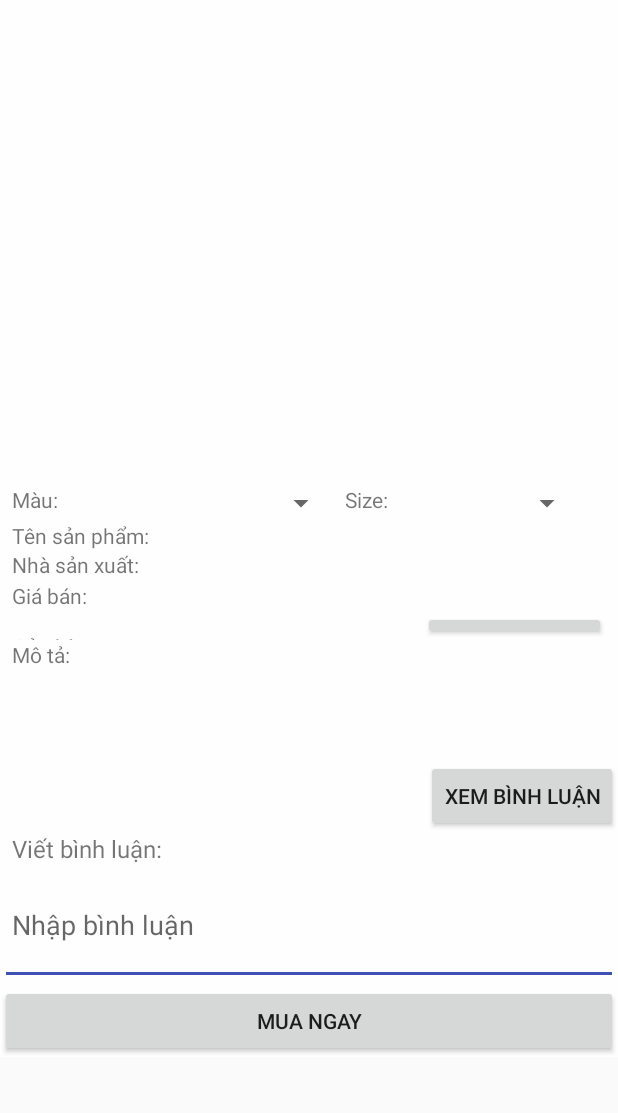
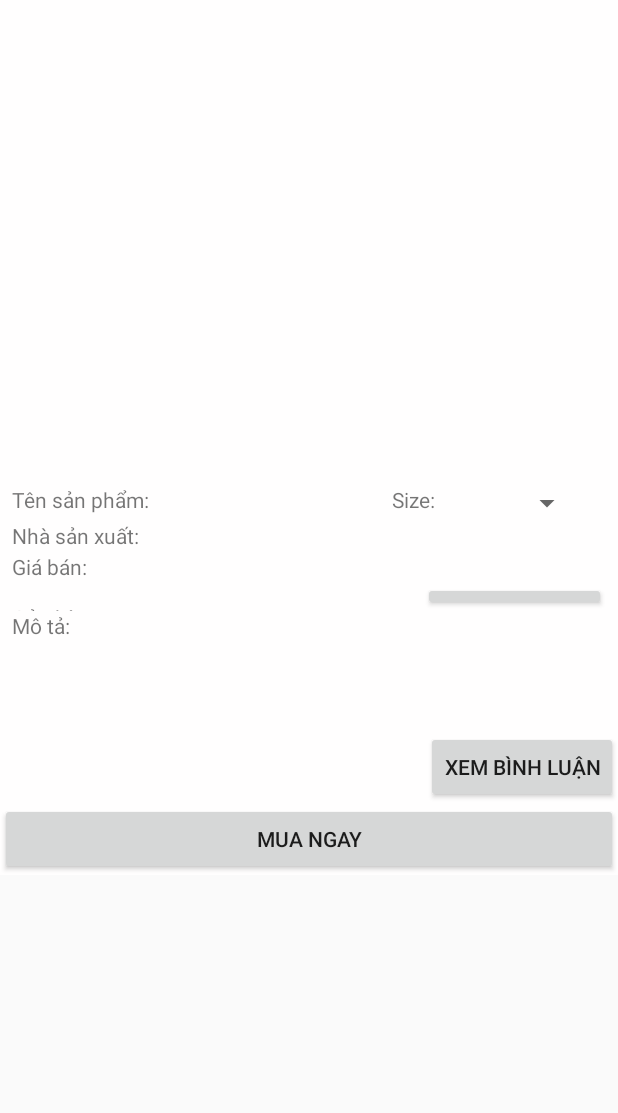
Before and after one commit to khanhkk/ShoesShopProject, an Android app: the Info_product screen opened directly, with no data from a screen before it, on a phone screen of 412 x 824 dp, the part 84-1197 px from its top. Run offline under Robolectric (Android 15) with nearby library versions, the phone set to English and light mode, and no system bars; our stand-ins replace Firebase (no records; nobody signed in at launch, a user with empty details on screens opened directly); 5 statements that could not run were skipped.

Commit message:
Revert "Merge branch 'master' of https://github.com/khanhkk/ShoesShopProject"
This reverts commit 7fcb2b075df64dbe6d27fb3e2e3f5b23d8ce02bf, reversing
changes made to 3a3198722a09cfdd9d8896f81a2691d7f97f4a3f.

```diff
--- a/Project/ShoesShopProject/app/src/main/java/tdc/edu/vn/shoesshop/Bao/PersonalOfClientLoginedFragment.java
+++ b/Project/ShoesShopProject/app/src/main/java/tdc/edu/vn/shoesshop/Bao/PersonalOfClientLoginedFragment.java
@@ -23,7 +23,7 @@ import tdc.edu.vn.shoesshop.R;
 import tdc.edu.vn.shoesshop.Sang.ChangePassword;
 import tdc.edu.vn.shoesshop.Sang.ListOder;
 
-public class   PersonalOfClientLoginedFragment extends Fragment {
+public class PersonalOfClientLoginedFragment extends Fragment {
     FirebaseUser user = FirebaseAuth.getInstance().getCurrentUser();
     DatabaseReference database = FirebaseDatabase.getInstance().getReference();
     TextView nameClient;
--- a/Project/ShoesShopProject/app/src/main/java/tdc/edu/vn/shoesshop/Toan/Info_product.java
+++ b/Project/ShoesShopProject/app/src/main/java/tdc/edu/vn/shoesshop/Toan/Info_product.java
@@ -10,7 +10,6 @@ import android.support.v7.app.AppCompatActivity;
 import android.support.v7.widget.Toolbar;
 import android.util.Log;
 import android.view.View;
-import android.widget.AdapterView;
 import android.widget.ArrayAdapter;
 import android.widget.Button;
 import android.widget.ImageView;
@@ -52,13 +51,10 @@ public class Info_product extends AppCompatActivity {
     //private ArrayList<Product> list = new ArrayList<>();
     private ArrayList<Shop> listShop = new ArrayList<>();
     private ArrayAdapter<Integer> adapter;
-    private ArrayAdapter<String> adapter1;
     private ArrayList<Integer> listSize = new ArrayList<>();
-    private ArrayList<String> listColor = new ArrayList<>();
-    private ArrayList<ProductDetail> listProductDetail = new ArrayList<>();
     Button btnXemThem, btnBinhLuan, btnMuaHang;
     TextView tensp, nsx, sells, costs, tencuahang, mota;
-    Spinner spinner, spinner1;
+    Spinner spinner;
     Bundle bundle, bundleShop;
     public static Product pro;
     // BillAdapter billAdapter;
@@ -79,54 +75,10 @@ public class Info_product extends AppCompatActivity {
 
 //      spinner
         spinner = (Spinner) findViewById(R.id.spinner1);
-        spinner1 = (Spinner) findViewById(R.id.spinner2);
         adapter = new ArrayAdapter<>(this, android.R.layout.simple_spinner_item, listSize);
         adapter.setDropDownViewResource(android.R.layout.simple_list_item_single_choice);
+
         spinner.setAdapter(adapter);
-
-        adapter1 = new ArrayAdapter<>(this, android.R.layout.simple_spinner_item, listColor);
-        adapter1.setDropDownViewResource(android.R.layout.simple_list_item_single_choice);
-
-        spinner1.setAdapter(adapter1);
-        spinner.setOnItemSelectedListener(new AdapterView.OnItemSelectedListener() {
-            @Override
-            public void onItemSelected(AdapterView<?> parent, View view, int position, long id) {
-                for (ProductDetail productDetail : listProductDetail) {
-                    Log.d("proDetial:", productDetail.getColor());
-                    Log.d("select:", spinner.getSelectedItem().toString());
-                    if (spinner.getSelectedItem().toString().equals(productDetail.getSize())) {
-                        listColor.add(productDetail.getColor());
-                        adapter1.notifyDataSetChanged();
-                      //  spinner1.setPrompt(productDetail.getColor());
-                    }
-                }
-
-            }
-
-            @Override
-            public void onNothingSelected(AdapterView<?> parent) {
-
-            }
-        });
-//        spinner1.setOnItemSelectedListener(new AdapterView.OnItemSelectedListener() {
-//            @Override
-//            public void onItemSelected(AdapterView<?> parent, View view, int position, long id) {
-//                for (ProductDetail productDetail : listProductDetail) {
-//                    if (spinner1.getSelectedItem().toString().equals((productDetail.getColor()))) {
-////                        listSize.clear();
-////                        listSize.add(productDetail.getSize());
-////                        adapter.notifyDataSetChanged();
-//                     //   spinner.setPrompt(String.valueOf(productDetail.getSize()));
-//                    }
-//                }
-//            }
-//
-//            @Override
-//            public void onNothingSelected(AdapterView<?> parent) {
-//
-//            }
-//        });
-
 
 //        TextView
         tensp = (TextView) findViewById(R.id.tensanpham);
@@ -360,7 +312,6 @@ public class Info_product extends AppCompatActivity {
             @Override
             public void onChildAdded(DataSnapshot dataSnapshot, String s) {
                 ProductDetail productDetail = dataSnapshot.getValue(ProductDetail.class);
-                listProductDetail.add(productDetail);
                 if (listSize.size() > 0) {
                     int flag = 0;
                     for (Integer str : listSize) {
@@ -377,24 +328,7 @@ public class Info_product extends AppCompatActivity {
                 } else {
                     listSize.add(productDetail.getSize());
                 }
-//add spinner color
-//                if (listColor.size() > 0) {
-//                    int flag1 = 0;
-//                    for (String strCL : listColor) {
-//                        if (strCL == productDetail.getColor()) {
-//                            flag1++;
-//                            break;
-//                        }
-//                    }
-//
-//                    if (flag1 == 0) {
-//                        listColor.add(productDetail.getColor());
-//                        adapter1.notifyDataSetChanged();
-//                    }
-//                } else {
-//                    listColor.add(productDetail.getColor());
-//                }
-//               Log.d("Color", String.valueOf(listColor));
+                Log.d("Size", listSize.toString());
             }
 
 
--- a/Project/ShoesShopProject/app/src/main/res/layout/info_product.xml
+++ b/Project/ShoesShopProject/app/src/main/res/layout/info_product.xml
@@ -55,24 +55,24 @@
             android:paddingLeft="8dp"
             android:paddingRight="8dp"
             android:paddingTop="15dp">
+
             <TextView
                 android:layout_width="0dp"
                 android:layout_height="wrap_content"
-                android:layout_weight="0.7"
-                android:text="Màu:" />
+                android:layout_weight="2.8"
+                android:text="Tên sản phẩm:" />
 
-            <Spinner
-                android:id="@+id/spinner2"
+            <TextView
+                android:id="@+id/tensanpham"
                 android:layout_width="0dp"
                 android:layout_height="wrap_content"
-                android:layout_marginRight="5dp"
-                android:layout_weight="1.9"
-                android:gravity="center"
-                />
+                android:layout_weight="3"
+                android:textColor="#000"/>
+
             <TextView
                 android:layout_width="0dp"
                 android:layout_height="wrap_content"
-                android:layout_weight="0.5"
+                android:layout_weight="1"
                 android:text="Size:" />
 
             <Spinner
@@ -80,39 +80,16 @@
                 android:layout_width="0dp"
                 android:layout_height="wrap_content"
                 android:layout_marginRight="15dp"
-                android:layout_weight="1.4"
+                android:layout_weight="1.9"
                 android:gravity="center"
-                />
+                android:prompt="@string/filter_name" />
         </LinearLayout>
-<LinearLayout
-    android:id="@+id/tenSp"
-    android:layout_width="match_parent"
-    android:layout_height="0dp"
-    android:layout_weight="2"
-    android:orientation="horizontal"
-    android:layout_below="@+id/size"
-    android:paddingLeft="8dp"
-    android:paddingRight="8dp"
-    >
-    <TextView
-        android:layout_width="0dp"
-        android:layout_height="wrap_content"
-        android:layout_weight="2.8"
-        android:text="Tên sản phẩm:" />
 
-    <TextView
-        android:id="@+id/tensanpham"
-        android:layout_width="0dp"
-        android:layout_height="wrap_content"
-        android:layout_weight="3"
-        android:textColor="#000"/>
-
-</LinearLayout>
         <LinearLayout
             android:id="@+id/nhasx"
             android:layout_width="match_parent"
             android:layout_height="0dp"
-            android:layout_below="@+id/tenSp"
+            android:layout_below="@+id/size"
             android:layout_weight="2"
             android:orientation="horizontal"
             android:paddingLeft="8dp"
@@ -236,31 +213,6 @@
             android:layout_gravity="right"
             android:layout_weight="4"
             android:text="Xem bình luận" />
-        <TextView
-            android:layout_width="match_parent"
-            android:layout_height="wrap_content"
-            android:text="Viết bình luận:"
-            android:paddingLeft="8dp"
-            android:paddingRight="8dp"
-            android:textSize="16dp"/>
-        <EditText
-            android:id="@+id/edtBinhLuan"
-            android:layout_width="match_parent"
-            android:layout_height="80dp"
-            android:maxLines="5"
-            android:scrollHorizontally="false"
-            android:ellipsize="none"
-            android:textColor="#000"
-            android:hint="Nhập bình luận"
-            android:paddingLeft="8dp"
-            android:paddingRight="8dp"
-            />
-        <ListView
-            android:id="@+id/lvBinhLuan"
-            android:layout_width="match_parent"
-            android:layout_height="match_parent"
-            android:paddingLeft="8dp"
-            android:paddingRight="8dp"></ListView>
 
         <Button
             android:id="@+id/btnBuyProduct"
```
Also changed, not shown: Project/ShoesShopProject/app/src/main/java/Adapters/AdapterComment.java (deleted, +0 -44 lines), Project/ShoesShopProject/app/src/main/java/Models/Comments.java (deleted, +0 -35 lines), Project/ShoesShopProject/app/src/main/res/layout/item_lv_comment.xml (deleted, +0 -54 lines), Project/ShoesShopProject/app/src/main/res/drawable/image_bl.png (deleted).
